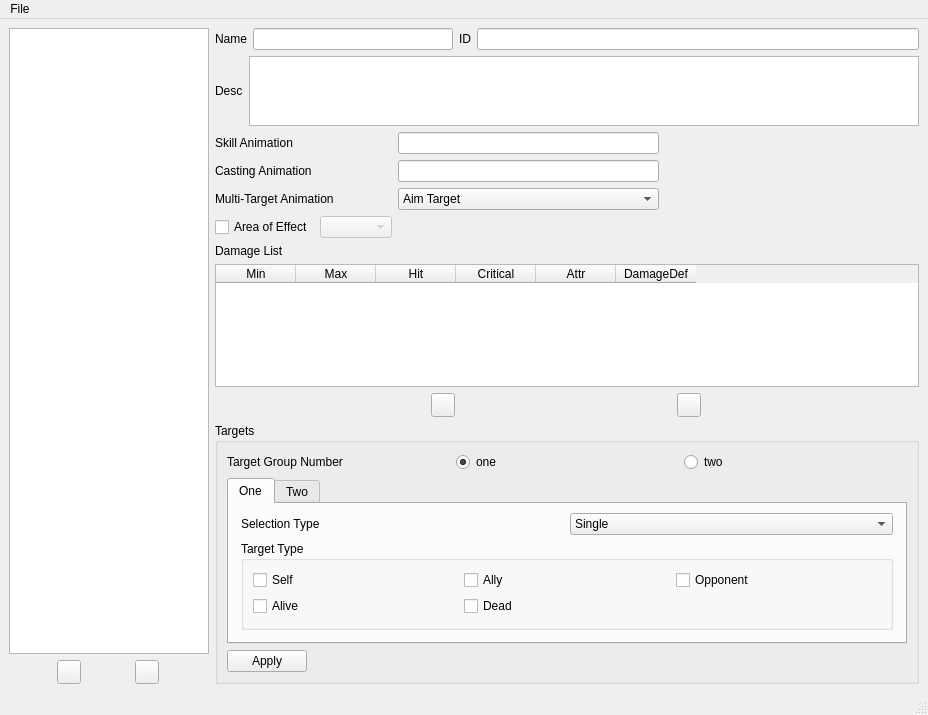
Qt form tools/RogaSkillEditor/RogaSkillEditor.ui (wasedaigo/samancing-roga) before a commit.
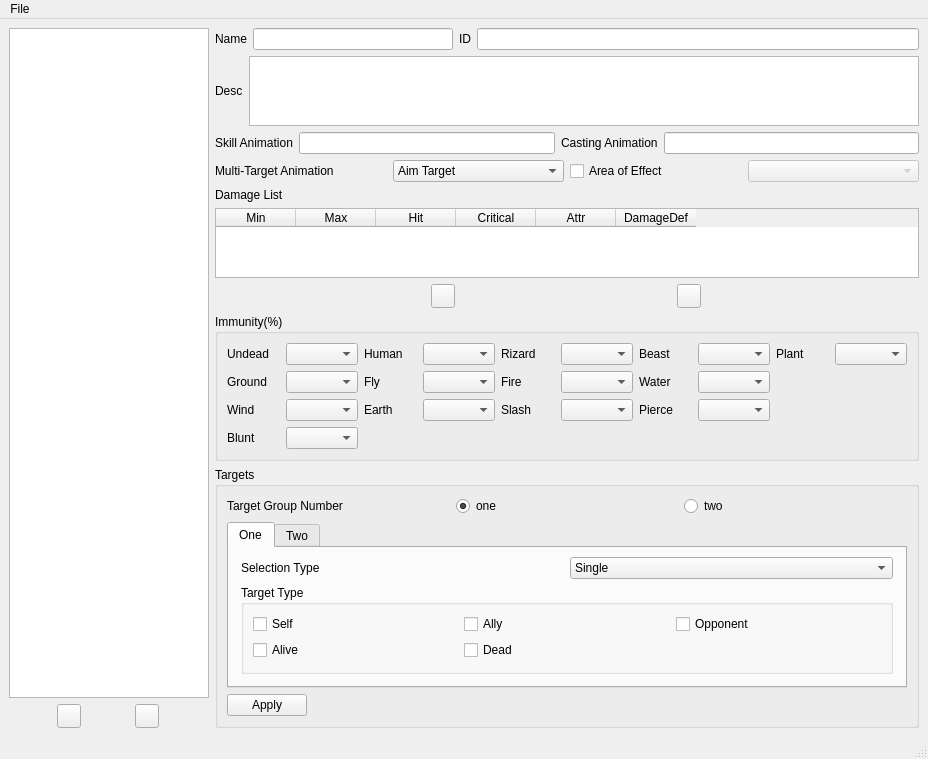
The same form after that commit. Icons and pictures are not drawn.

What changed in the file:
```diff
--- a/tools/RogaSkillEditor/RogaSkillEditor.ui
+++ b/tools/RogaSkillEditor/RogaSkillEditor.ui
@@ -137,28 +137,39 @@
        </layout>
       </item>
       <item>
-       <layout class="QGridLayout" name="gridLayout">
-        <item row="1" column="2">
-         <widget class="QLineEdit" name="skillAnimationEdit"/>
-        </item>
-        <item row="2" column="2">
-         <widget class="QLineEdit" name="castingAnimationEdit"/>
-        </item>
-        <item row="1" column="0">
+       <layout class="QHBoxLayout" name="horizontalLayout_5">
+        <item>
          <widget class="QLabel" name="label_5">
           <property name="text">
            <string>Skill Animation</string>
           </property>
          </widget>
         </item>
-        <item row="2" column="0">
+        <item>
+         <widget class="QLineEdit" name="skillAnimationEdit"/>
+        </item>
+        <item>
          <widget class="QLabel" name="label_4">
           <property name="text">
            <string>Casting Animation</string>
           </property>
          </widget>
         </item>
-        <item row="3" column="2">
+        <item>
+         <widget class="QLineEdit" name="castingAnimationEdit"/>
+        </item>
+       </layout>
+      </item>
+      <item>
+       <layout class="QHBoxLayout" name="horizontalLayout_9">
+        <item>
+         <widget class="QLabel" name="label_6">
+          <property name="text">
+           <string>Multi-Target Animation</string>
+          </property>
+         </widget>
+        </item>
+        <item>
          <widget class="QComboBox" name="multiTargetCombox">
           <item>
            <property name="text">
@@ -182,43 +193,19 @@
           </item>
          </widget>
         </item>
-        <item row="3" column="0">
-         <widget class="QLabel" name="label_6">
+        <item>
+         <widget class="QCheckBox" name="AOECheckBox">
           <property name="text">
-           <string>Multi-Target Animation</string>
+           <string>Area of Effect</string>
           </property>
          </widget>
         </item>
-        <item row="1" column="5">
-         <spacer name="horizontalSpacer_2">
-          <property name="orientation">
-           <enum>Qt::Horizontal</enum>
+        <item>
+         <widget class="QComboBox" name="AOEComboBox">
+          <property name="enabled">
+           <bool>false</bool>
           </property>
-          <property name="sizeHint" stdset="0">
-           <size>
-            <width>40</width>
-            <height>20</height>
-           </size>
-          </property>
-         </spacer>
-        </item>
-        <item row="5" column="0">
-         <layout class="QHBoxLayout" name="horizontalLayout_4">
-          <item>
-           <widget class="QCheckBox" name="AOECheckBox">
-            <property name="text">
-             <string>Area of Effect</string>
-            </property>
-           </widget>
-          </item>
-          <item>
-           <widget class="QComboBox" name="AOEComboBox">
-            <property name="enabled">
-             <bool>false</bool>
-            </property>
-           </widget>
-          </item>
-         </layout>
+         </widget>
         </item>
        </layout>
       </item>
@@ -322,6 +309,211 @@
         </item>
        </layout>
       </item>
+      <item>
+       <widget class="QGroupBox" name="gridGroupBox">
+        <property name="title">
+         <string>Immunity(%)</string>
+        </property>
+        <layout class="QGridLayout" name="gridLayout">
+         <item row="0" column="0">
+          <layout class="QHBoxLayout" name="horizontalLayout_4">
+           <item>
+            <widget class="QLabel" name="label_7">
+             <property name="text">
+              <string>Undead</string>
+             </property>
+            </widget>
+           </item>
+           <item>
+            <widget class="QComboBox" name="undeadCombobox"/>
+           </item>
+          </layout>
+         </item>
+         <item row="0" column="1">
+          <layout class="QHBoxLayout" name="horizontalLayout_10">
+           <item>
+            <widget class="QLabel" name="label_9">
+             <property name="text">
+              <string>Human</string>
+             </property>
+            </widget>
+           </item>
+           <item>
+            <widget class="QComboBox" name="humanCombobox"/>
+           </item>
+          </layout>
+         </item>
+         <item row="0" column="2">
+          <layout class="QHBoxLayout" name="horizontalLayout_14">
+           <item>
+            <widget class="QLabel" name="label_16">
+             <property name="text">
+              <string>Rizard</string>
+             </property>
+            </widget>
+           </item>
+           <item>
+            <widget class="QComboBox" name="rizardCombobox"/>
+           </item>
+          </layout>
+         </item>
+         <item row="0" column="3">
+          <layout class="QHBoxLayout" name="horizontalLayout_15">
+           <item>
+            <widget class="QLabel" name="label_17">
+             <property name="text">
+              <string>Beast</string>
+             </property>
+            </widget>
+           </item>
+           <item>
+            <widget class="QComboBox" name="beastCombobox"/>
+           </item>
+          </layout>
+         </item>
+         <item row="1" column="0">
+          <layout class="QHBoxLayout" name="horizontalLayout_16">
+           <item>
+            <widget class="QLabel" name="label_18">
+             <property name="text">
+              <string>Ground</string>
+             </property>
+            </widget>
+           </item>
+           <item>
+            <widget class="QComboBox" name="groundCombobox"/>
+           </item>
+          </layout>
+         </item>
+         <item row="2" column="0">
+          <layout class="QHBoxLayout" name="horizontalLayout_17">
+           <item>
+            <widget class="QLabel" name="label_19">
+             <property name="text">
+              <string>Wind</string>
+             </property>
+            </widget>
+           </item>
+           <item>
+            <widget class="QComboBox" name="windCombobox"/>
+           </item>
+          </layout>
+         </item>
+         <item row="1" column="1">
+          <layout class="QHBoxLayout" name="horizontalLayout_18">
+           <item>
+            <widget class="QLabel" name="label_20">
+             <property name="text">
+              <string>Fly</string>
+             </property>
+            </widget>
+           </item>
+           <item>
+            <widget class="QComboBox" name="flyCombobox"/>
+           </item>
+          </layout>
+         </item>
+         <item row="1" column="2">
+          <layout class="QHBoxLayout" name="horizontalLayout_19">
+           <item>
+            <widget class="QLabel" name="label_21">
+             <property name="text">
+              <string>Fire</string>
+             </property>
+            </widget>
+           </item>
+           <item>
+            <widget class="QComboBox" name="fireCombobox"/>
+           </item>
+          </layout>
+         </item>
+         <item row="1" column="3">
+          <layout class="QHBoxLayout" name="horizontalLayout_20">
+           <item>
+            <widget class="QLabel" name="label_22">
+             <property name="text">
+              <string>Water</string>
+             </property>
+            </widget>
+           </item>
+           <item>
+            <widget class="QComboBox" name="waterCombobox"/>
+           </item>
+          </layout>
+         </item>
+         <item row="2" column="1">
+          <layout class="QHBoxLayout" name="horizontalLayout_21">
+           <item>
+            <widget class="QLabel" name="label_23">
+             <property name="text">
+              <string>Earth</string>
+             </property>
+            </widget>
+           </item>
+           <item>
+            <widget class="QComboBox" name="earthCombobox"/>
+           </item>
+          </layout>
+         </item>
+         <item row="2" column="2">
+          <layout class="QHBoxLayout" name="horizontalLayout_22">
+           <item>
+            <widget class="QLabel" name="label_24">
+             <property name="text">
+              <string>Slash</string>
+             </property>
+            </widget>
+           </item>
+           <item>
+            <widget class="QComboBox" name="slashCombobox"/>
+           </item>
+          </layout>
+         </item>
+         <item row="2" column="3">
+          <layout class="QHBoxLayout" name="horizontalLayout_23">
+           <item>
+            <widget class="QLabel" name="label_25">
+             <property name="text">
+              <string>Pierce</string>
+             </property>
+            </widget>
+           </item>
+           <item>
+            <widget class="QComboBox" name="pierceCombobox"/>
+           </item>
+          </layout>
+         </item>
+         <item row="3" column="0">
+          <layout class="QHBoxLayout" name="horizontalLayout_24">
+           <item>
+            <widget class="QLabel" name="label_26">
+             <property name="text">
+              <string>Blunt</string>
+             </property>
+            </widget>
+           </item>
+           <item>
+            <widget class="QComboBox" name="bluntCombobox"/>
+           </item>
+          </layout>
+         </item>
+         <item row="0" column="4">
+          <layout class="QHBoxLayout" name="horizontalLayout_26">
+           <item>
+            <widget class="QLabel" name="label_28">
+             <property name="text">
+              <string>Plant</string>
+             </property>
+            </widget>
+           </item>
+           <item>
+            <widget class="QComboBox" name="plantCombobox"/>
+           </item>
+          </layout>
+         </item>
+        </layout>
+       </widget>
+      </item>
       <item>
        <widget class="QGroupBox" name="horizontalGroupBox_5">
         <property name="title">
```
